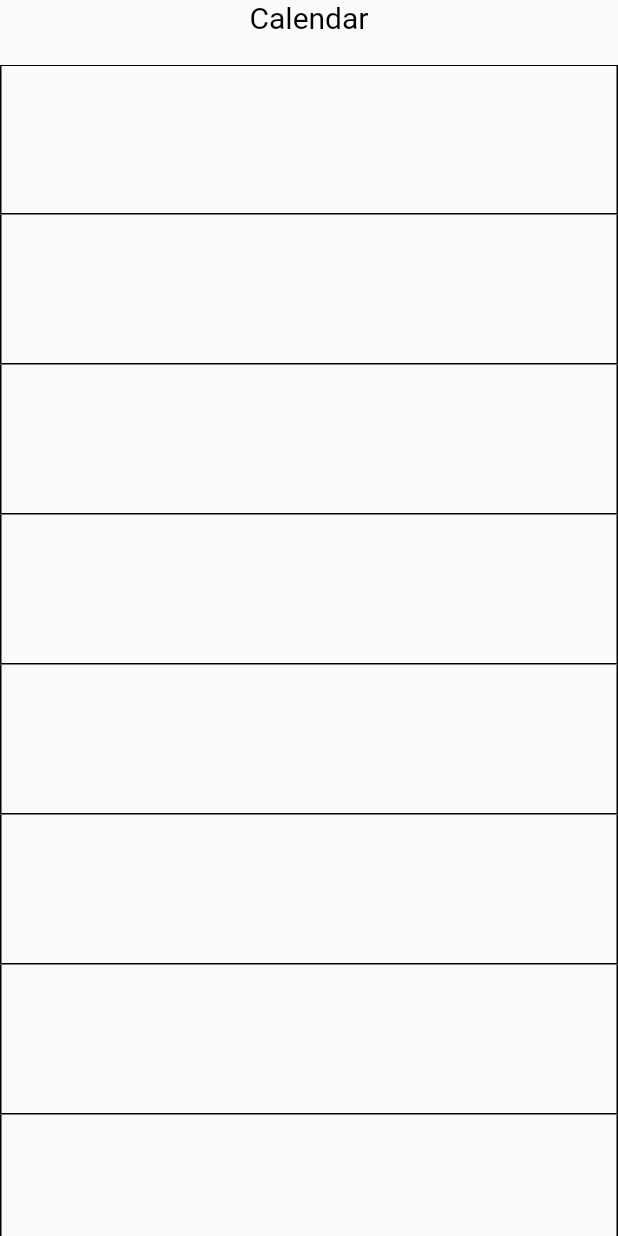
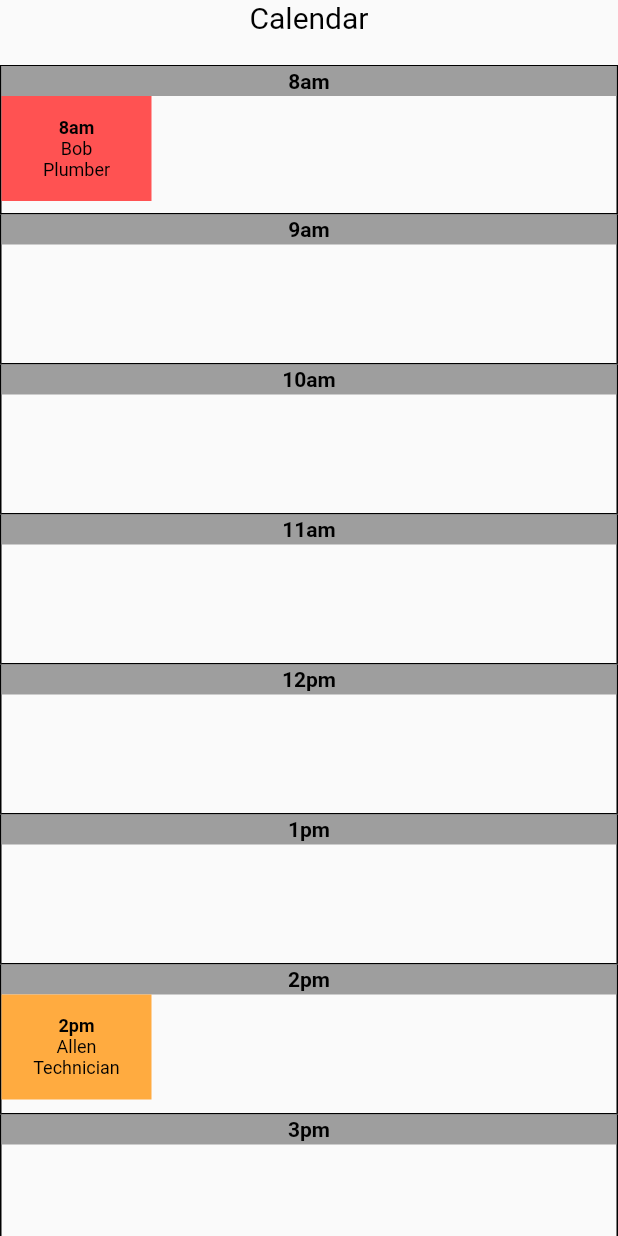
Before and after one commit to blakewood84/flutter-draggable_schedule, a Flutter app: the screen it shows after launch, on a phone screen of 412 x 824 dp. Run offline on Flutter 3.47's test engine with Material 2 defaults, Android fonts, the phone set to English and light mode, and no system bars.

Commit message:
schedule chip ui

```diff
--- a/lib/main.dart
+++ b/lib/main.dart
@@ -1,17 +1,7 @@
 import 'package:flutter/material.dart';
+import 'package:provider/provider.dart';
 
-const rows = [
-  '8am',
-  '9am',
-  '10am',
-  '11am',
-  '12pm',
-  '1pm',
-  '2pm',
-  '3pm',
-  '4pm',
-  '5pm',
-];
+import 'package:drag_and_drop/providers/schedule.dart';
 
 void main() {
   runApp(const MyApp());
@@ -28,7 +18,10 @@ class MyApp extends StatelessWidget {
       theme: ThemeData(
         primarySwatch: Colors.blue,
       ),
-      home: const MyHomePage(),
+      home: ChangeNotifierProvider(
+        create: (context) => ScheduleProvider(),
+        child: const MyHomePage(),
+      ),
     );
   }
 }
@@ -41,30 +34,11 @@ class MyHomePage extends StatefulWidget {
 }
 
 class _MyHomePageState extends State<MyHomePage> {
-  final schedules = <Map<String, dynamic>>[
-    {
-      'time': '8am',
-      'tech': 'Bob',
-      'details': 'Bob is cool',
-      'color': Colors.redAccent
-    },
-    {
-      'time': '2pm',
-      'tech': 'Allen',
-      'details': 'Allen is cool',
-      'color': Colors.blueAccent
-    },
-    {
-      'time': '5pm',
-      'tech': 'James',
-      'details': 'James is cool',
-      'color': Colors.orangeAccent
-    },
-  ];
-
   @override
   Widget build(BuildContext context) {
     final size = MediaQuery.of(context).size;
+    final schedules = context.watch<ScheduleProvider>().schedules;
+
     return Scaffold(
       body: SafeArea(
         child: SizedBox(
@@ -83,49 +57,71 @@ class _MyHomePageState extends State<MyHomePage> {
               const SizedBox(height: 20),
               Expanded(
                 child: ListView.builder(
-                  itemCount: rows.length,
+                  itemCount: schedules.length,
                   itemBuilder: (context, index) {
-                    final row = rows[index];
-                    final schedule = schedules.firstWhere(
-                        (e) => e['time'] == row,
-                        orElse: () => <String, dynamic>{});
+                    final row = schedules[index];
 
-                    final widget = schedule.isNotEmpty
-                        ? ScheduleColumn(
-                            color: schedule['color'] as Color?,
-                            name: schedule['tech'] as String?,
-                            description: schedule['details'] as String?,
-                            time: row,
+                    return ScheduleRowUI(
+                      index: index,
+                      row: row,
+                    );
+                  },
+                ),
               )
-                        : null;
+            ],
+          ),
+        ),
+      ),
+    );
+  }
+}
 
-                    return DragTarget(
-                      onAccept: (Map<String, dynamic> data) {
-                        final oldTime = data['time'];
+class ScheduleRowUI extends StatefulWidget {
+  const ScheduleRowUI({
+    required this.index,
+    required this.row,
+    Key? key,
+  }) : super(key: key);
 
-                        final newData = {
-                          ...data,
-                          'time': row,
-                        };
+  final int index;
+  final ScheduleRow row;
 
-                        final index =
-                            schedules.indexWhere((e) => e['time'] == oldTime);
+  @override
+  State<ScheduleRowUI> createState() => _ScheduleRowUIState();
+}
 
-                        setState(() {
-                          schedules.removeWhere((e) => e['time'] == oldTime);
+class _ScheduleRowUIState extends State<ScheduleRowUI> {
+  @override
+  Widget build(BuildContext context) {
+    return DragTarget<ScheduleChipUI>(
+      onAccept: (data) {
+        // final oldScheduleChip = data;
 
-                          schedules.insert(index, newData);
-                        });
+        // final newScheduleChip = ScheduleChip(
+        //   id: data.id,
+        //   time: widget.row.time,
+        //   name: data.name,
+        //   details: data.details,
+        //   color: data.color,
+        // );
+
+        // context.read<ScheduleProvider>().updateSchedule(
+        //       oldScheduleChip,
+        //       newScheduleChip,
+        //     );
       },
       onWillAccept: (data) {
-                        return true;
+        return data is ScheduleChipUI;
+      },
+      onAcceptWithDetails: (details) {
+        print(details.offset);
       },
       builder: (context, candidateData, rejectedData) {
         return Container(
           height: 100,
           decoration: BoxDecoration(
             border: Border(
-                              top: index == 0
+              top: widget.index == 0
                   ? const BorderSide(
                       width: 1,
                       color: Colors.black,
@@ -146,62 +142,88 @@ class _MyHomePageState extends State<MyHomePage> {
             ),
           ),
           child: Center(
-                            child: Row(
+            child: ValueListenableBuilder(
+              valueListenable: widget.row.rows,
+              builder: (context, List<ScheduleChipUI> list, child) {
+                return Column(
                   children: [
-                                // TODO: Allow for a Row of Widgets here
+                    Container(
+                      height: 20,
+                      width: double.infinity,
+                      decoration: BoxDecoration(
+                        color: Colors.grey,
+                        border: Border.all(
+                          width: 1,
+                          color: Colors.grey,
+                        ),
+                      ),
+                      child: Center(
+                        child: Text(
+                          widget.row.time.toString(),
+                          style: const TextStyle(
+                            fontSize: 14,
+                            color: Colors.black,
+                            fontWeight: FontWeight.bold,
+                          ),
+                        ),
+                      ),
+                    ),
+                    Row(
+                      children: [...list],
+                    )
                   ],
+                );
+              },
             ),
           ),
         );
       },
     );
-                  },
-                ),
-              )
-            ],
-          ),
-        ),
-      ),
-    );
   }
 }
 
-class ScheduleColumn extends StatelessWidget {
-  const ScheduleColumn({
-    required this.time,
-    required this.color,
-    required this.name,
-    required this.description,
+class ScheduleChipUI extends StatelessWidget {
+  const ScheduleChipUI({
+    required this.scheduleChip,
     Key? key,
   }) : super(key: key);
 
-  final String? name;
-  final String? description;
-  final Color? color;
-  final String? time;
+  final ScheduleChip scheduleChip;
 
   @override
   Widget build(BuildContext context) {
-    return Draggable(
-      data: {
-        'color': color,
-        'tech': name,
-        'details': description,
-        'time': time,
-      },
+    // final renderBox = context.findRenderObject() as RenderBox;
+    // final offset = renderBox.localToGlobal(Offset.zero);
+    // print('OFFSET: $offset');
+
+    return Draggable<ScheduleChip>(
+      data: scheduleChip,
       feedback: Material(
         child: Container(
           width: 100,
-          height: 50,
-          color: color?.withOpacity(.5),
+          height: 70,
+          color: scheduleChip.color.withOpacity(.5),
           child: Column(
             mainAxisAlignment: MainAxisAlignment.center,
             children: [
-              Text(name.toString()),
               Text(
-                description.toString(),
+                scheduleChip.time.toString(),
                 style: const TextStyle(
-                  fontSize: 14,
+                  fontSize: 12,
+                  color: Colors.black,
+                ),
+              ),
+              Text(
+                scheduleChip.name.toString(),
+                style: const TextStyle(
+                  fontSize: 12,
+                  color: Colors.black,
+                ),
+              ),
+              Text(
+                scheduleChip.details.toString(),
+                style: const TextStyle(
+                  fontSize: 12,
                   color: Colors.black,
                   overflow: TextOverflow.ellipsis,
                 ),
@@ -212,16 +234,30 @@ class ScheduleColumn extends StatelessWidget {
       ),
       child: Container(
         width: 100,
-        height: 50,
-        color: color,
+        height: 70,
+        color: scheduleChip.color,
         child: Column(
           mainAxisAlignment: MainAxisAlignment.center,
           children: [
-            Text(name.toString()),
             Text(
-              description.toString(),
+              scheduleChip.time.toString(),
               style: const TextStyle(
-                fontSize: 14,
+                fontSize: 12,
+                color: Colors.black,
+                fontWeight: FontWeight.bold,
+              ),
+            ),
+            Text(
+              scheduleChip.name.toString(),
+              style: const TextStyle(
+                fontSize: 12,
+                color: Colors.black,
+              ),
+            ),
+            Text(
+              scheduleChip.details.toString(),
+              style: const TextStyle(
+                fontSize: 12,
                 color: Colors.black,
                 overflow: TextOverflow.ellipsis,
               ),
--- /dev/null
+++ b/lib/providers/schedule.dart
@@ -0,0 +1,109 @@
+import 'package:drag_and_drop/main.dart';
+import 'package:flutter/material.dart';
+import 'package:collection/collection.dart' show IterableExtension;
+
+const calendarRows = [
+  '8am',
+  '9am',
+  '10am',
+  '11am',
+  '12pm',
+  '1pm',
+  '2pm',
+  '3pm',
+  '4pm',
+  '5pm',
+];
+
+const calendarStart = [
+  ScheduleChip(
+    id: '1',
+    time: '8am',
+    name: 'Bob',
+    details: 'Plumber',
+    color: Colors.redAccent,
+  ),
+  ScheduleChip(
+    id: '2',
+    time: '2pm',
+    name: 'Allen',
+    details: 'Technician',
+    color: Colors.orangeAccent,
+  ),
+  ScheduleChip(
+    id: '3',
+    time: '5pm',
+    name: 'James',
+    details: 'Plumber',
+    color: Colors.blueAccent,
+  ),
+];
+
+class ScheduleChip {
+  const ScheduleChip({
+    required this.id,
+    required this.time,
+    required this.name,
+    required this.details,
+    required this.color,
+  });
+
+  final String id;
+  final String time;
+  final String name;
+  final String details;
+  final Color color;
+
+  ScheduleChip.fromMap(Map<String, dynamic> map)
+      : id = map['id'],
+        time = map['time'],
+        name = map['name'],
+        details = map['details'],
+        color = map['color'];
+}
+
+class ScheduleRow {
+  ScheduleRow({required this.time, required List<ScheduleChip> rows})
+      : rows = ValueNotifier<List<ScheduleChipUI>>(
+          [for (final row in rows) ScheduleChipUI(scheduleChip: row)],
+        );
+
+  final String time;
+  final ValueNotifier<List<ScheduleChipUI>> rows;
+
+  // void addRow(ScheduleChip scheduleChip) {
+  //   rows.value.add(scheduleChip);
+  // }
+
+  // void removeRow(ScheduleChip scheduleChip) {
+  //   rows.value.removeWhere((element) => element.id == scheduleChip.id);
+  // }
+}
+
+class ScheduleProvider extends ChangeNotifier {
+  final schedules = List<ScheduleRow>.generate(calendarRows.length, (index) {
+    final time = calendarRows[index];
+
+    final start = calendarStart.singleWhereOrNull(
+      (element) => element.time == time,
+    );
+
+    return ScheduleRow(time: time, rows: start != null ? [start] : []);
+  });
+
+  // void updateSchedule(
+  //     ScheduleChip oldScheduleChip, ScheduleChip newScheduleChip) {
+  //   // Remove from old row
+  //   final scheduleToRemoveFrom = schedules
+  //       .singleWhere((schedule) => schedule.time == oldScheduleChip.time);
+  //   scheduleToRemoveFrom.removeRow(oldScheduleChip);
+
+  //   // Add to new ro
+  //   final scheduleToUpdate = schedules
+  //       .singleWhere((schedule) => schedule.time == newScheduleChip.time);
+  //   scheduleToUpdate.addRow(newScheduleChip);
+
+  //   // schedules.add(Schedu);
+  //   notifyListeners();
+  // }
+}
```
Also changed, not shown: pubspec.yaml (+6 -71 lines), pubspec.lock. Lines whose indentation alone changed are shown as unchanged.
